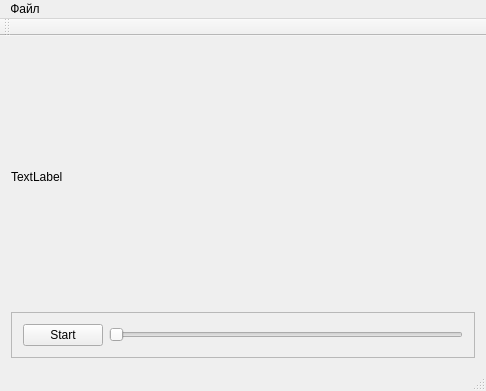
Old version of the form mainwindow.ui in the repository Enotkin/UV_Reader.
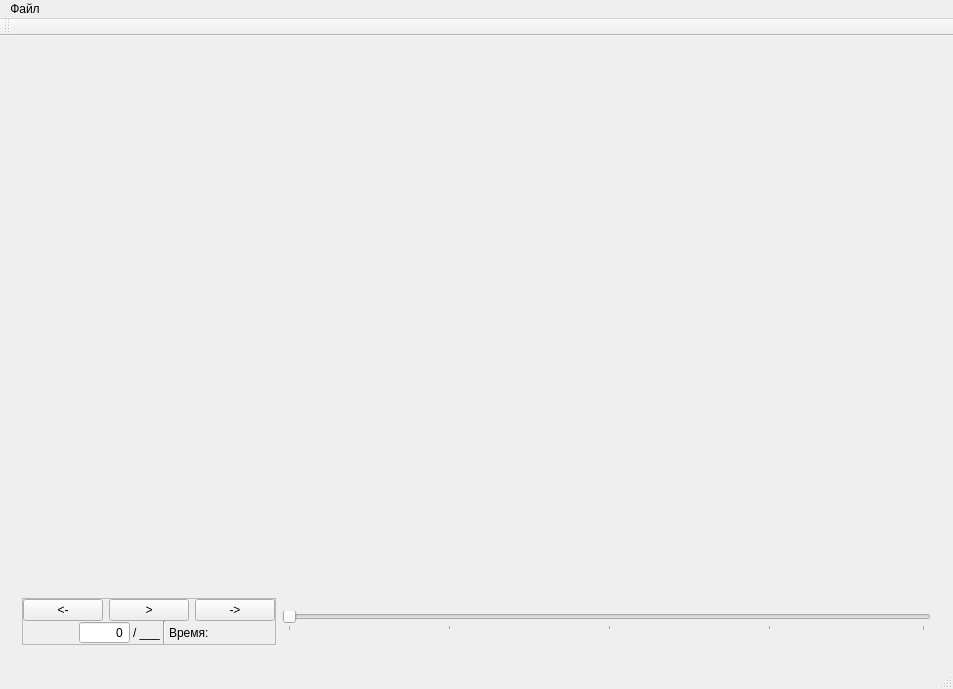
New version of the form.

```diff
--- a/mainwindow.ui
+++ b/mainwindow.ui
@@ -6,8 +6,8 @@
    <rect>
     <x>0</x>
     <y>0</y>
-    <width>486</width>
-    <height>391</height>
+    <width>953</width>
+    <height>689</height>
    </rect>
   </property>
   <property name="windowTitle">
@@ -16,35 +16,221 @@
   <widget class="QWidget" name="centralWidget">
    <layout class="QVBoxLayout" name="verticalLayout">
     <item>
-     <widget class="QLabel" name="label">
+     <widget class="QLabel" name="displayOfImage">
+      <property name="sizePolicy">
+       <sizepolicy hsizetype="Minimum" vsizetype="Preferred">
+        <horstretch>0</horstretch>
+        <verstretch>0</verstretch>
+       </sizepolicy>
+      </property>
+      <property name="layoutDirection">
+       <enum>Qt::LeftToRight</enum>
+      </property>
       <property name="text">
-       <string>TextLabel</string>
+       <string/>
+      </property>
+      <property name="scaledContents">
+       <bool>true</bool>
+      </property>
+      <property name="alignment">
+       <set>Qt::AlignJustify|Qt::AlignVCenter</set>
       </property>
      </widget>
     </item>
     <item>
-     <widget class="QFrame" name="frame">
+     <widget class="QWidget" name="controlPanel" native="true">
       <property name="sizePolicy">
        <sizepolicy hsizetype="Preferred" vsizetype="Fixed">
         <horstretch>0</horstretch>
         <verstretch>0</verstretch>
        </sizepolicy>
       </property>
-      <property name="frameShape">
-       <enum>QFrame::StyledPanel</enum>
-      </property>
-      <property name="frameShadow">
-       <enum>QFrame::Raised</enum>
-      </property>
-      <layout class="QHBoxLayout" name="horizontalLayout">
+      <layout class="QHBoxLayout" name="horizontalLayout_3">
        <item>
-        <widget class="QPushButton" name="pushButtonPlayPause">
-         <property name="text">
-          <string>Start</string>
+        <widget class="QFrame" name="contrlosFrame">
+         <property name="sizePolicy">
+          <sizepolicy hsizetype="Fixed" vsizetype="Fixed">
+           <horstretch>0</horstretch>
+           <verstretch>0</verstretch>
+          </sizepolicy>
          </property>
-         <property name="checkable">
+         <property name="layoutDirection">
+          <enum>Qt::LeftToRight</enum>
+         </property>
+         <property name="autoFillBackground">
           <bool>false</bool>
          </property>
+         <property name="frameShape">
+          <enum>QFrame::StyledPanel</enum>
+         </property>
+         <property name="frameShadow">
+          <enum>QFrame::Raised</enum>
+         </property>
+         <layout class="QVBoxLayout" name="verticalLayout_2">
+          <property name="spacing">
+           <number>0</number>
+          </property>
+          <property name="sizeConstraint">
+           <enum>QLayout::SetNoConstraint</enum>
+          </property>
+          <property name="leftMargin">
+           <number>0</number>
+          </property>
+          <property name="topMargin">
+           <number>0</number>
+          </property>
+          <property name="rightMargin">
+           <number>0</number>
+          </property>
+          <property name="bottomMargin">
+           <number>0</number>
+          </property>
+          <item>
+           <widget class="QWidget" name="controlButtomsWidget" native="true">
+            <layout class="QHBoxLayout" name="horizontalLayout">
+             <property name="leftMargin">
+              <number>0</number>
+             </property>
+             <property name="topMargin">
+              <number>0</number>
+             </property>
+             <property name="rightMargin">
+              <number>0</number>
+             </property>
+             <property name="bottomMargin">
+              <number>0</number>
+             </property>
+             <item>
+              <widget class="QPushButton" name="prevFramePushButton">
+               <property name="sizePolicy">
+                <sizepolicy hsizetype="Minimum" vsizetype="Fixed">
+                 <horstretch>0</horstretch>
+                 <verstretch>0</verstretch>
+                </sizepolicy>
+               </property>
+               <property name="text">
+                <string>&lt;-</string>
+               </property>
+              </widget>
+             </item>
+             <item>
+              <widget class="QPushButton" name="startStopPushButton">
+               <property name="text">
+                <string>&gt;</string>
+               </property>
+              </widget>
+             </item>
+             <item>
+              <widget class="QPushButton" name="nextFramePushButton">
+               <property name="text">
+                <string>-&gt;</string>
+               </property>
+              </widget>
+             </item>
+            </layout>
+           </widget>
+          </item>
+          <item>
+           <widget class="QWidget" name="infoWidget" native="true">
+            <layout class="QHBoxLayout" name="horizontalLayout_2">
+             <property name="spacing">
+              <number>3</number>
+             </property>
+             <property name="leftMargin">
+              <number>0</number>
+             </property>
+             <property name="topMargin">
+              <number>0</number>
+             </property>
+             <property name="rightMargin">
+              <number>0</number>
+             </property>
+             <property name="bottomMargin">
+              <number>0</number>
+             </property>
+             <item>
+              <spacer name="horizontalSpacer_2">
+               <property name="orientation">
+                <enum>Qt::Horizontal</enum>
+               </property>
+               <property name="sizeHint" stdset="0">
+                <size>
+                 <width>40</width>
+                 <height>20</height>
+                </size>
+               </property>
+              </spacer>
+             </item>
+             <item>
+              <widget class="QSpinBox" name="currentFrameSpinBox">
+               <property name="sizePolicy">
+                <sizepolicy hsizetype="Fixed" vsizetype="Fixed">
+                 <horstretch>0</horstretch>
+                 <verstretch>0</verstretch>
+                </sizepolicy>
+               </property>
+               <property name="alignment">
+                <set>Qt::AlignRight|Qt::AlignTrailing|Qt::AlignVCenter</set>
+               </property>
+               <property name="buttonSymbols">
+                <enum>QAbstractSpinBox::NoButtons</enum>
+               </property>
+               <property name="maximum">
+                <number>999999999</number>
+               </property>
+              </widget>
+             </item>
+             <item>
+              <widget class="QLabel" name="maxFrameLabel">
+               <property name="sizePolicy">
+                <sizepolicy hsizetype="Fixed" vsizetype="Preferred">
+                 <horstretch>0</horstretch>
+                 <verstretch>0</verstretch>
+                </sizepolicy>
+               </property>
+               <property name="text">
+                <string>/ ___</string>
+               </property>
+              </widget>
+             </item>
+             <item>
+              <widget class="Line" name="line">
+               <property name="orientation">
+                <enum>Qt::Vertical</enum>
+               </property>
+              </widget>
+             </item>
+             <item>
+              <widget class="QLabel" name="label">
+               <property name="text">
+                <string>Время:</string>
+               </property>
+              </widget>
+             </item>
+             <item>
+              <widget class="QLabel" name="timeLabel">
+               <property name="text">
+                <string/>
+               </property>
+              </widget>
+             </item>
+             <item>
+              <spacer name="horizontalSpacer">
+               <property name="orientation">
+                <enum>Qt::Horizontal</enum>
+               </property>
+               <property name="sizeHint" stdset="0">
+                <size>
+                 <width>40</width>
+                 <height>20</height>
+                </size>
+               </property>
+              </spacer>
+             </item>
+            </layout>
+           </widget>
+          </item>
+         </layout>
         </widget>
        </item>
        <item>
@@ -52,6 +238,12 @@
          <property name="orientation">
           <enum>Qt::Horizontal</enum>
          </property>
+         <property name="tickPosition">
+          <enum>QSlider::TicksBelow</enum>
+         </property>
+         <property name="tickInterval">
+          <number>25</number>
+         </property>
         </widget>
        </item>
       </layout>
@@ -64,7 +256,7 @@
     <rect>
      <x>0</x>
      <y>0</y>
-     <width>486</width>
+     <width>953</width>
      <height>20</height>
     </rect>
    </property>
```
Left out of the diff: 2 changed lines with no effect on the pictures.
